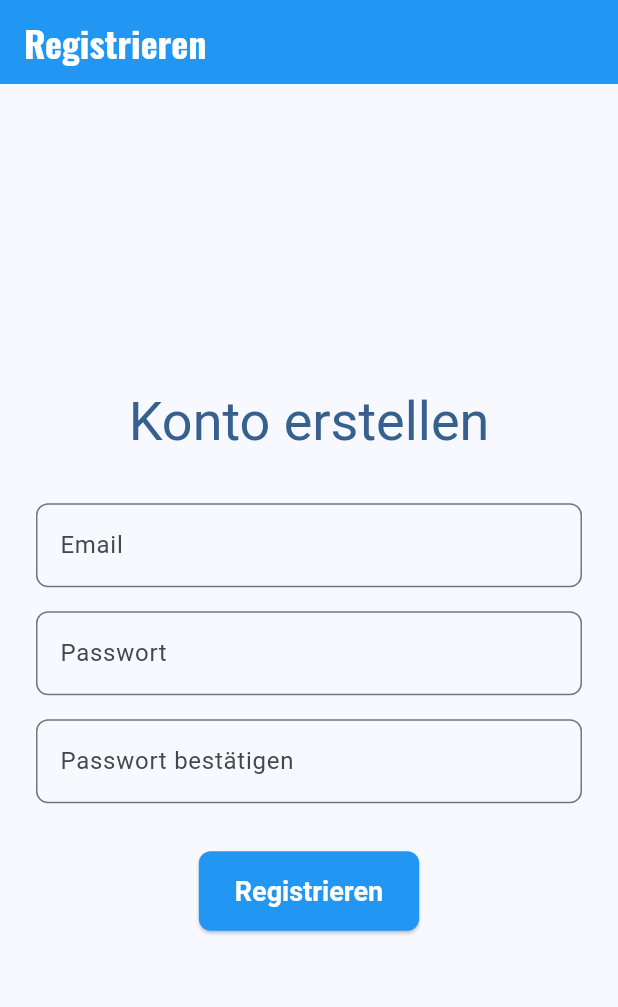
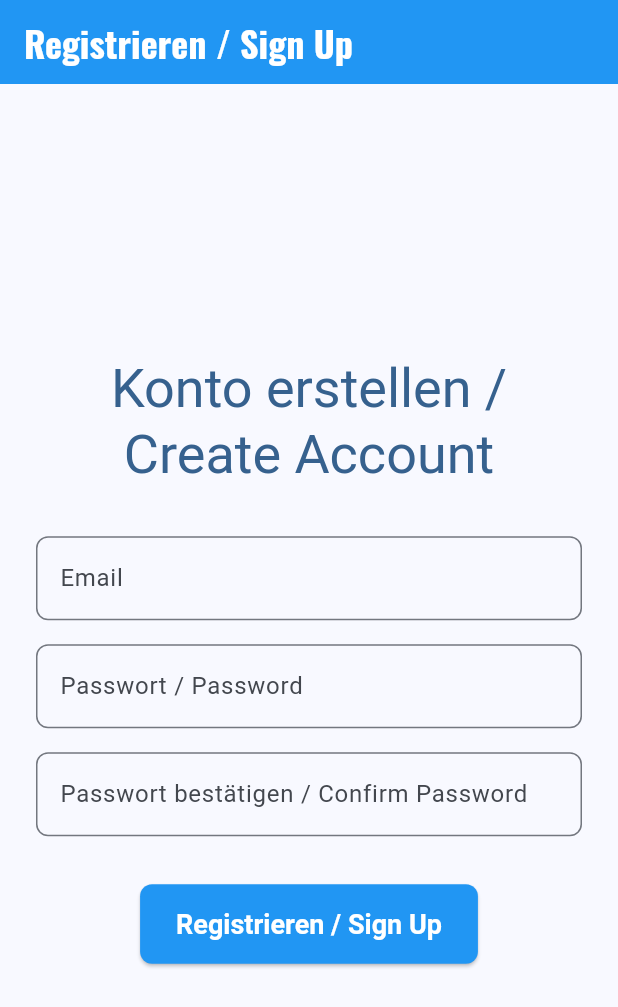
Before and after one commit to krnmehta/NationalFabrico, a Flutter app: the SignUpScreen screen opened by its route, on a phone screen of 412 x 824 dp. Shown: the top 1007 px of the screen. Run offline on Flutter 3.47's test engine with Material 3 defaults, Android fonts, the phone set to English and light mode, and no system bars; our stand-ins replace go_router, google_fonts.

Commit message:
new changes

```diff
--- a/lib/main.dart
+++ b/lib/main.dart
@@ -255,7 +255,7 @@ class SignUpScreen extends StatelessWidget {
   Widget build(BuildContext context) {
     return Scaffold(
       appBar: AppBar(
-        title: const Text('Registrieren'),
+        title: const Text('Registrieren / Sign Up'),
       ),
       body: Center(
         child: SingleChildScrollView(
@@ -264,10 +264,11 @@ class SignUpScreen extends StatelessWidget {
             mainAxisAlignment: MainAxisAlignment.center,
             children: <Widget>[
               Text(
-                'Konto erstellen',
+                'Konto erstellen / Create Account',
                 style: Theme.of(context).textTheme.displaySmall?.copyWith(
                       color: Theme.of(context).colorScheme.primary,
                     ),
+                textAlign: TextAlign.center,
               ),
               const SizedBox(height: 32),
               TextField(
@@ -282,7 +283,7 @@ class SignUpScreen extends StatelessWidget {
               TextField(
                 obscureText: true,
                 decoration: InputDecoration(
-                  labelText: 'Passwort',
+                  labelText: 'Passwort / Password',
                   border: OutlineInputBorder(
                     borderRadius: BorderRadius.circular(8),
                   ),
@@ -292,7 +293,7 @@ class SignUpScreen extends StatelessWidget {
               TextField(
                 obscureText: true,
                 decoration: InputDecoration(
-                  labelText: 'Passwort bestätigen',
+                  labelText: 'Passwort bestätigen / Confirm Password',
                   border: OutlineInputBorder(
                     borderRadius: BorderRadius.circular(8),
                   ),
@@ -301,7 +302,7 @@ class SignUpScreen extends StatelessWidget {
               const SizedBox(height: 32),
               ElevatedButton(
                 onPressed: () => context.go('/course-selection'),
-                child: const Text('Registrieren'),
+                child: const Text('Registrieren / Sign Up'),
               ),
             ],
           ),
```
